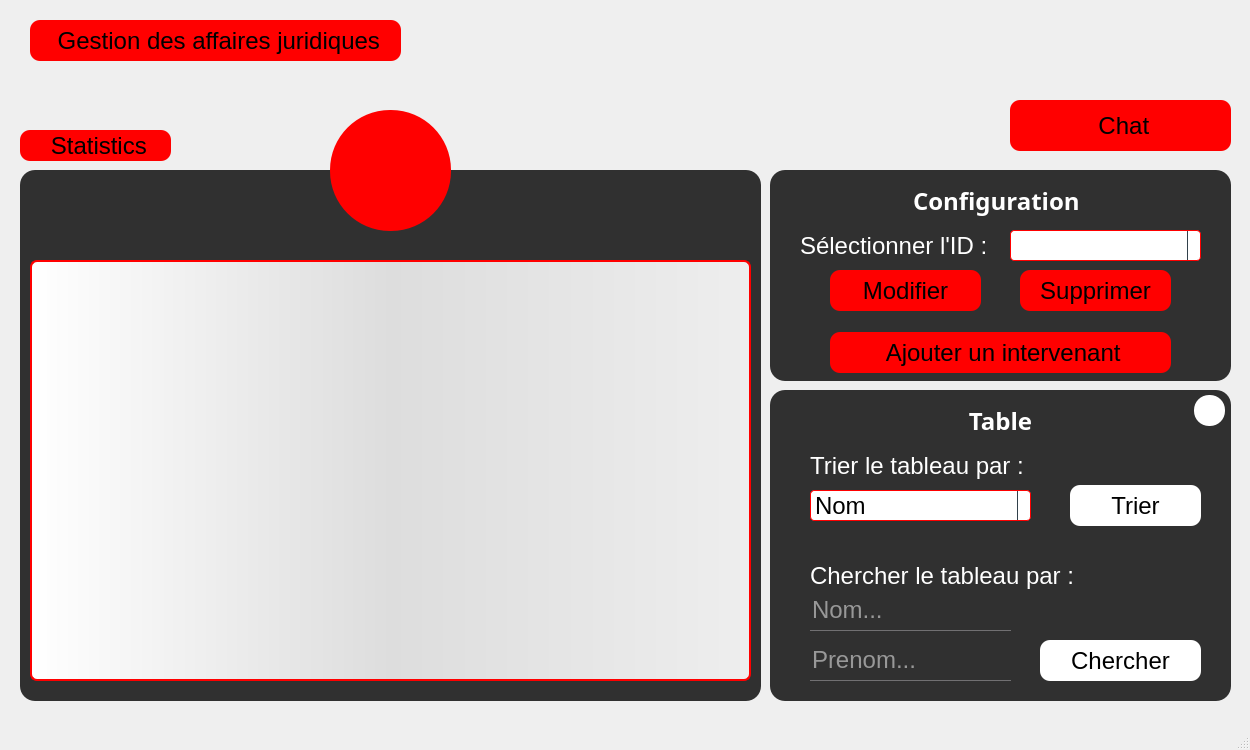
This is affairesjuridiques.ui in nefissaKhiari/Smart_Plolice_Station as Qt 5 draws it before an edit. The edited form follows.
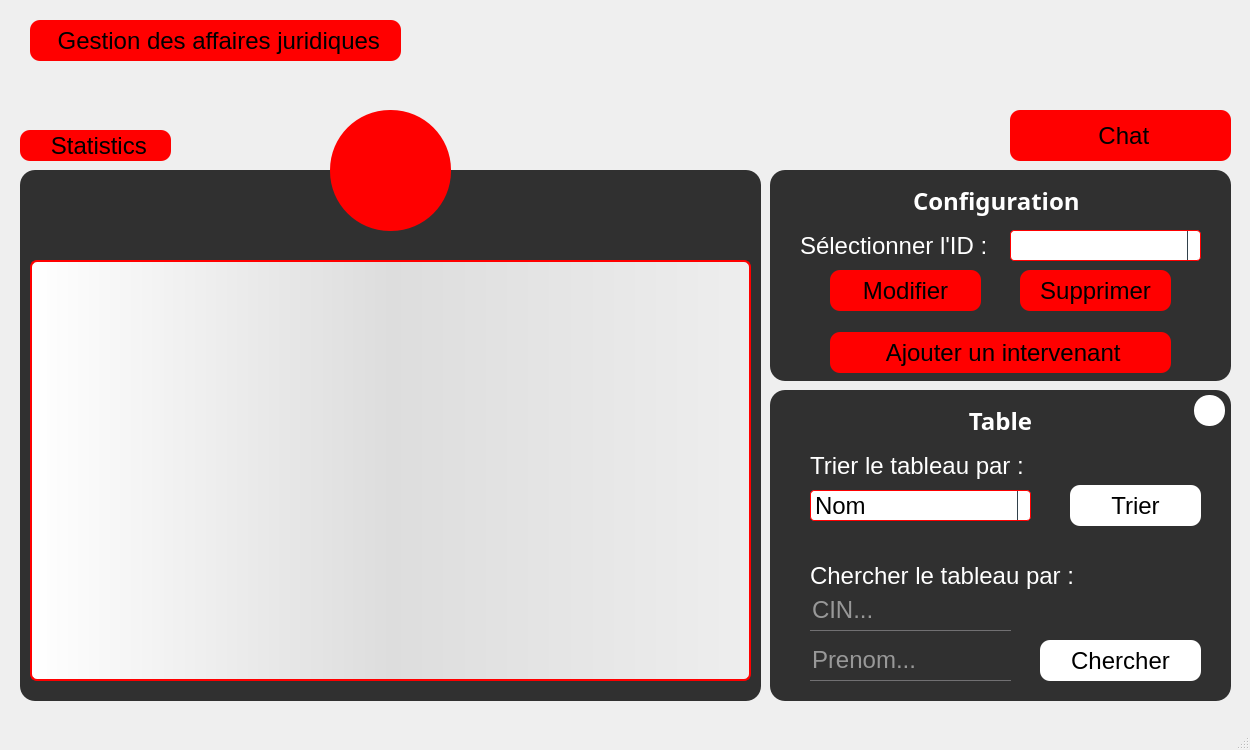
This is the edited form. Icons and pictures are not drawn.

The edit to the form file:
```diff
--- a/affairesjuridiques.ui
+++ b/affairesjuridiques.ui
@@ -761,7 +761,7 @@
         </rect>
        </property>
        <property name="placeholderText">
-        <string>Nom...</string>
+        <string>CIN...</string>
        </property>
       </widget>
       <widget class="QPushButton" name="B_Recherche">
@@ -863,7 +863,7 @@
       <property name="geometry">
        <rect>
         <x>1010</x>
-        <y>100</y>
+        <y>110</y>
         <width>221</width>
         <height>51</height>
        </rect>
```
